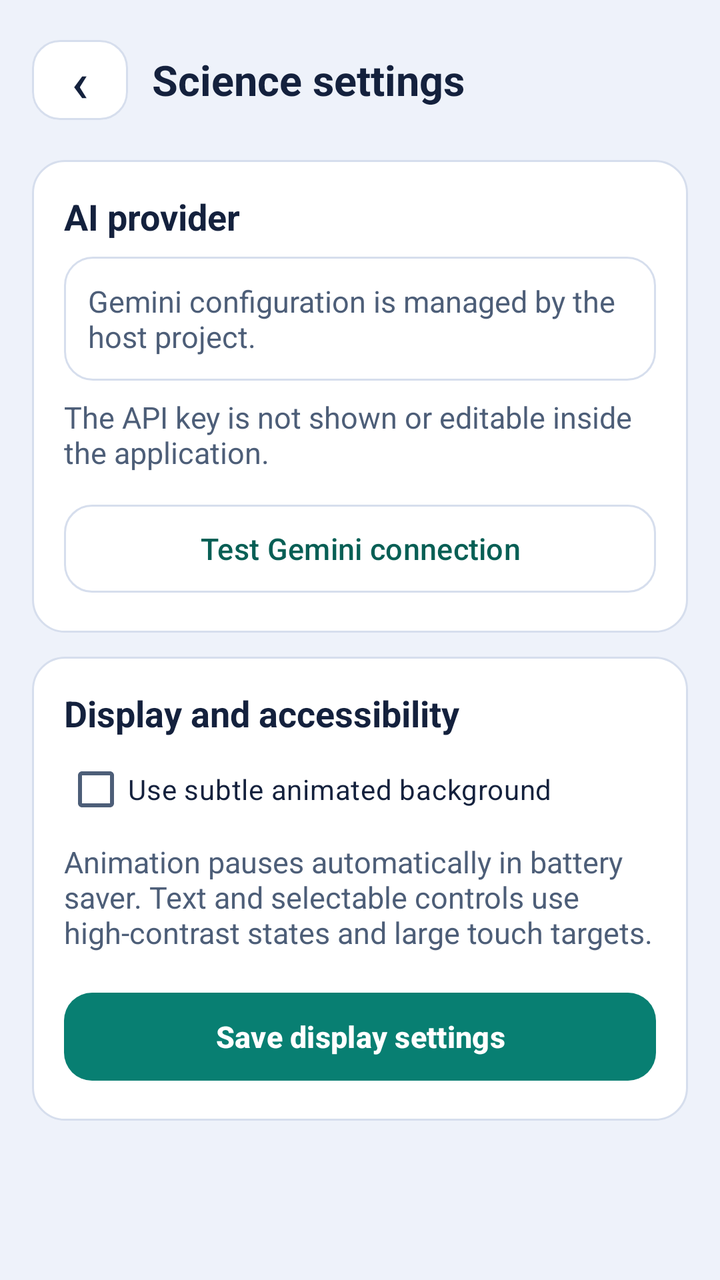
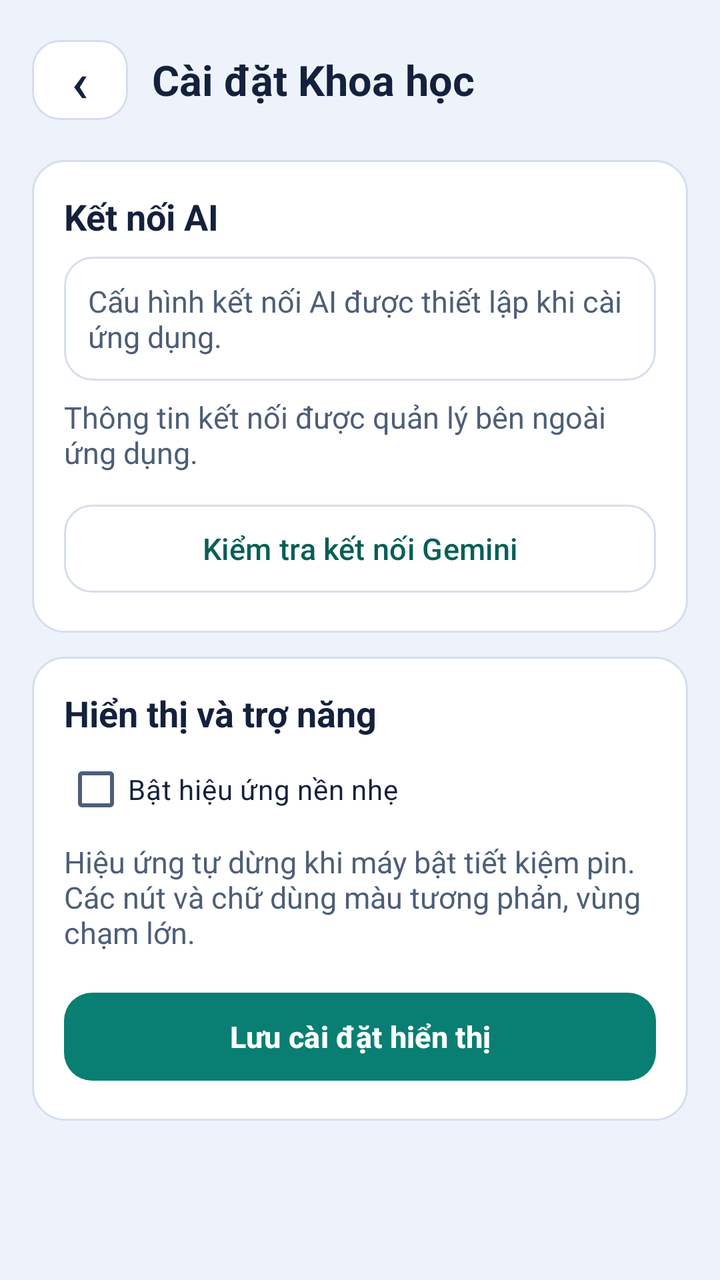

Two renders of the same Android screen: before a commit and after it. Below are the layout's source before the change and the commit's diff.
<!-- AndroidManifest.xml: application theme Theme.ScienceFeature -->
<!-- res/layout/activity_science_settings.xml -->
<ScrollView xmlns:android="http://schemas.android.com/apk/res/android" android:layout_width="match_parent" android:layout_height="match_parent" android:background="@color/science_background" android:fillViewport="true">

    <LinearLayout android:layout_width="match_parent" android:layout_height="wrap_content" android:orientation="vertical" android:padding="16dp">

        <LinearLayout android:layout_width="match_parent" android:layout_height="wrap_content" android:gravity="center_vertical" android:orientation="horizontal">

            <Button android:id="@+id/btnScienceSettingsBack" style="@style/ScienceSquareIconButton" android:contentDescription="Back" android:text="‹" android:textSize="28sp" />

            <TextView style="@style/ScienceHeaderTitle" android:layout_width="0dp" android:layout_height="wrap_content" android:layout_marginStart="12dp" android:layout_weight="1" android:text="Science settings" />
        </LinearLayout>

        <LinearLayout android:layout_width="match_parent" android:layout_height="wrap_content" android:layout_marginTop="16dp" android:background="@drawable/science_panel" android:orientation="vertical" android:padding="16dp">

            <TextView style="@style/ScienceHeaderTitle" android:layout_width="wrap_content" android:layout_height="wrap_content" android:text="AI provider" android:textSize="18sp" />

            <TextView android:id="@+id/tvScienceProviderStatus" style="@style/ScienceSecondaryText" android:layout_width="match_parent" android:layout_height="wrap_content" android:layout_marginTop="8dp" android:background="@drawable/science_option_background" android:minHeight="52dp" android:padding="12dp" android:text="Gemini configuration is managed by the host project." />

            <TextView style="@style/ScienceSecondaryText" android:layout_width="match_parent" android:layout_height="wrap_content" android:layout_marginTop="8dp" android:text="The API key is not shown or editable inside the application." />

            <Button android:id="@+id/btnTestGeminiConnection" style="@style/ScienceSecondaryButton" android:layout_width="match_parent" android:layout_height="wrap_content" android:layout_marginTop="12dp" android:text="Test Gemini connection" android:minHeight="52dp" />
        </LinearLayout>

        <LinearLayout android:layout_width="match_parent" android:layout_height="wrap_content" android:layout_marginTop="12dp" android:background="@drawable/science_panel" android:orientation="vertical" android:padding="16dp">

            <TextView style="@style/ScienceHeaderTitle" android:layout_width="wrap_content" android:layout_height="wrap_content" android:text="Display and accessibility" android:textSize="18sp" />

            <CheckBox android:id="@+id/cbScienceAnimation" android:layout_width="match_parent" android:layout_height="wrap_content" android:buttonTint="@color/science_control_tint" android:minHeight="52dp" android:text="Use subtle animated background" android:textColor="@color/science_text_primary" />

            <TextView style="@style/ScienceSecondaryText" android:layout_width="match_parent" android:layout_height="wrap_content" android:text="Animation pauses automatically in battery saver. Text and selectable controls use high-contrast states and large touch targets." />

            <Button android:id="@+id/btnSaveScienceDisplaySettings" style="@style/SciencePrimaryButton" android:layout_width="match_parent" android:layout_height="wrap_content" android:layout_marginTop="16dp" android:text="Save display settings" android:minHeight="52dp" />
        </LinearLayout>
    </LinearLayout>
</ScrollView>
<!-- resources referenced by this layout -->
<resources>
  <color name="science_background">#EEF2FA</color>
  <color name="science_text_primary">#14213D</color>
  <style name="ScienceHeaderTitle"><item name="android:textColor">@color/science_text_primary</item><item name="android:textSize">21sp</item><item name="android:textStyle">bold</item></style>
  <style name="ScienceSecondaryText"><item name="android:textColor">@color/science_text_secondary</item><item name="android:textSize">15sp</item></style>
  <style name="Theme.ScienceFeature" parent="Theme.Material3.DayNight.NoActionBar">
          <item name="colorPrimary">@color/science_primary</item>
          <item name="colorOnPrimary">@color/science_on_primary</item>
          <item name="colorPrimaryContainer">@color/science_primary_container</item>
          <item name="colorSurface">@color/science_surface</item>
          <item name="colorOnSurface">@color/science_text_primary</item>
          <item name="android:windowLightStatusBar">true</item>
          <item name="android:navigationBarColor">@color/science_surface</item>
          <item name="android:statusBarColor">@color/science_background</item>
          <item name="android:fontFamily">sans-serif</item>
      <item name="android:windowBackground">@color/science_background</item><item name="android:textColorPrimary">@color/science_text_primary</item><item name="android:textColorSecondary">@color/science_text_secondary</item><item name="materialButtonStyle">@style/MentorScienceButton</item><item name="textInputStyle">@style/MentorScienceInput</item><item name="android:windowAnimationStyle">@style/MentorWindowAnimation</item></style>
  <color name="science_primary_container">#CCEEE6</color>
  <color name="science_primary">#087F72</color>
  <color name="science_surface">#FFFFFF</color>
  <color name="science_border">#D6DEED</color>
  <color name="science_on_primary">#FFFFFF</color>
  <color name="science_primary_dark">#075F55</color>
  <color name="science_text_secondary">#4D5E78</color>
  <dimen name="science_icon_button_size">48dp</dimen>
  <style name="MentorScienceInput" parent="Widget.MaterialComponents.TextInputLayout.OutlinedBox">
          <item name="boxCornerRadiusTopStart">16dp</item><item name="boxCornerRadiusTopEnd">16dp</item>
          <item name="boxCornerRadiusBottomStart">16dp</item><item name="boxCornerRadiusBottomEnd">16dp</item>
      </style>
  <style name="MentorWindowAnimation"><item name="android:activityOpenEnterAnimation">@anim/mentor_enter</item><item name="android:activityOpenExitAnimation">@anim/mentor_exit</item><item name="android:activityCloseEnterAnimation">@anim/mentor_enter</item><item name="android:activityCloseExitAnimation">@anim/mentor_exit</item></style>
  <color name="mentor_science_button">#087F72</color>
  <!-- unchanged entries left out for length: 6 -->
</resources>

<!-- the commit's change to res/layout/activity_science_settings.xml (unified diff, before → after) -->
@@ -4,31 +4,31 @@
 
         <LinearLayout android:layout_width="match_parent" android:layout_height="wrap_content" android:gravity="center_vertical" android:orientation="horizontal">
 
-            <Button android:id="@+id/btnScienceSettingsBack" style="@style/ScienceSquareIconButton" android:contentDescription="Back" android:text="‹" android:textSize="28sp" />
+            <Button android:id="@+id/btnScienceSettingsBack" style="@style/ScienceSquareIconButton" android:contentDescription="@string/science_back" android:text="‹" android:textSize="28sp" />
 
-            <TextView style="@style/ScienceHeaderTitle" android:layout_width="0dp" android:layout_height="wrap_content" android:layout_marginStart="12dp" android:layout_weight="1" android:text="Science settings" />
+            <TextView style="@style/ScienceHeaderTitle" android:layout_width="0dp" android:layout_height="wrap_content" android:layout_marginStart="12dp" android:layout_weight="1" android:text="@string/science_tool_science_settings" />
         </LinearLayout>
 
         <LinearLayout android:layout_width="match_parent" android:layout_height="wrap_content" android:layout_marginTop="16dp" android:background="@drawable/science_panel" android:orientation="vertical" android:padding="16dp">
 
-            <TextView style="@style/ScienceHeaderTitle" android:layout_width="wrap_content" android:layout_height="wrap_content" android:text="AI provider" android:textSize="18sp" />
+            <TextView style="@style/ScienceHeaderTitle" android:layout_width="wrap_content" android:layout_height="wrap_content" android:text="@string/science_tool_ai_provider" android:textSize="18sp" />
 
-            <TextView android:id="@+id/tvScienceProviderStatus" style="@style/ScienceSecondaryText" android:layout_width="match_parent" android:layout_height="wrap_content" android:layout_marginTop="8dp" android:background="@drawable/science_option_background" android:minHeight="52dp" android:padding="12dp" android:text="Gemini configuration is managed by the host project." />
+            <TextView android:id="@+id/tvScienceProviderStatus" style="@style/ScienceSecondaryText" android:layout_width="match_parent" android:layout_height="wrap_content" android:layout_marginTop="8dp" android:background="@drawable/science_option_background" android:minHeight="52dp" android:padding="12dp" android:text="@string/science_tool_gemini_configuration_is_managed_by_the_host" />
 
-            <TextView style="@style/ScienceSecondaryText" android:layout_width="match_parent" android:layout_height="wrap_content" android:layout_marginTop="8dp" android:text="The API key is not shown or editable inside the application." />
+            <TextView style="@style/ScienceSecondaryText" android:layout_width="match_parent" android:layout_height="wrap_content" android:layout_marginTop="8dp" android:text="@string/science_tool_the_api_key_is_not_shown_or" />
 
-            <Button android:id="@+id/btnTestGeminiConnection" style="@style/ScienceSecondaryButton" android:layout_width="match_parent" android:layout_height="wrap_content" android:layout_marginTop="12dp" android:text="Test Gemini connection" android:minHeight="52dp" />
+            <Button android:id="@+id/btnTestGeminiConnection" style="@style/ScienceSecondaryButton" android:layout_width="match_parent" android:layout_height="wrap_content" android:layout_marginTop="12dp" android:text="@string/science_tool_test_gemini_connection" android:minHeight="52dp" />
         </LinearLayout>
 
         <LinearLayout android:layout_width="match_parent" android:layout_height="wrap_content" android:layout_marginTop="12dp" android:background="@drawable/science_panel" android:orientation="vertical" android:padding="16dp">
 
-            <TextView style="@style/ScienceHeaderTitle" android:layout_width="wrap_content" android:layout_height="wrap_content" android:text="Display and accessibility" android:textSize="18sp" />
+            <TextView style="@style/ScienceHeaderTitle" android:layout_width="wrap_content" android:layout_height="wrap_content" android:text="@string/science_tool_display_and_accessibility" android:textSize="18sp" />
 
-            <CheckBox android:id="@+id/cbScienceAnimation" android:layout_width="match_parent" android:layout_height="wrap_content" android:buttonTint="@color/science_control_tint" android:minHeight="52dp" android:text="Use subtle animated background" android:textColor="@color/science_text_primary" />
+            <CheckBox android:id="@+id/cbScienceAnimation" android:layout_width="match_parent" android:layout_height="wrap_content" android:buttonTint="@color/science_control_tint" android:minHeight="52dp" android:text="@string/science_tool_use_subtle_animated_background" android:textColor="@color/science_text_primary" />
 
-            <TextView style="@style/ScienceSecondaryText" android:layout_width="match_parent" android:layout_height="wrap_content" android:text="Animation pauses automatically in battery saver. Text and selectable controls use high-contrast states and large touch targets." />
+            <TextView style="@style/ScienceSecondaryText" android:layout_width="match_parent" android:layout_height="wrap_content" android:text="@string/science_tool_animation_pauses_automatically_in_battery_saver_text" />
 
-            <Button android:id="@+id/btnSaveScienceDisplaySettings" style="@style/SciencePrimaryButton" android:layout_width="match_parent" android:layout_height="wrap_content" android:layout_marginTop="16dp" android:text="Save display settings" android:minHeight="52dp" />
+            <Button android:id="@+id/btnSaveScienceDisplaySettings" style="@style/SciencePrimaryButton" android:layout_width="match_parent" android:layout_height="wrap_content" android:layout_marginTop="16dp" android:text="@string/science_tool_save_display_settings" android:minHeight="52dp" />
         </LinearLayout>
     </LinearLayout>
 </ScrollView>
<!-- resource entries referenced after the edit -->
@@ -2,19 +2,29 @@
 <resources>
   <color name="science_background">#EEF2FA</color>
   <color name="science_text_primary">#14213D</color>
+  <string name="science_back">Quay lại</string>
+  <string name="science_tool_ai_provider">Kết nối AI</string>
+  <string name="science_tool_animation_pauses_automatically_in_battery_saver_text">Hiệu ứng tự dừng khi máy bật tiết kiệm pin. Các nút và chữ dùng màu tương phản, vùng chạm lớn.</string>
+  <string name="science_tool_display_and_accessibility">Hiển thị và trợ năng</string>
+  <string name="science_tool_gemini_configuration_is_managed_by_the_host">Cấu hình kết nối AI được thiết lập khi cài ứng dụng.</string>
+  <string name="science_tool_save_display_settings">Lưu cài đặt hiển thị</string>
+  <string name="science_tool_science_settings">Cài đặt Khoa học</string>
+  <string name="science_tool_test_gemini_connection">Kiểm tra kết nối Gemini</string>
+  <string name="science_tool_the_api_key_is_not_shown_or">Thông tin kết nối được quản lý bên ngoài ứng dụng.</string>
+  <string name="science_tool_use_subtle_animated_background">Bật hiệu ứng nền nhẹ</string>
   <style name="ScienceHeaderTitle"><item name="android:textColor">@color/science_text_primary</item><item name="android:textSize">21sp</item><item name="android:textStyle">bold</item></style>
   <style name="ScienceSecondaryText"><item name="android:textColor">@color/science_text_secondary</item><item name="android:textSize">15sp</item></style>
   <style name="Theme.ScienceFeature" parent="Theme.Material3.DayNight.NoActionBar">
           <item name="colorPrimary">@color/science_primary</item>
           <item name="colorOnPrimary">@color/science_on_primary</item>
-          <item name="colorPrimaryContainer">@color/science_primary_container</item>
+          <item name="colorPrimaryContainer">@color/mentor_science_container</item>
           <item name="colorSurface">@color/science_surface</item>
           <item name="colorOnSurface">@color/science_text_primary</item>
           <item name="android:windowLightStatusBar">true</item>
           <item name="android:navigationBarColor">@color/science_surface</item>
           <item name="android:statusBarColor">@color/science_background</item>
           <item name="android:fontFamily">sans-serif</item>
-      <item name="android:windowBackground">@color/science_background</item><item name="android:textColorPrimary">@color/science_text_primary</item><item name="android:textColorSecondary">@color/science_text_secondary</item><item name="materialButtonStyle">@style/MentorScienceButton</item><item name="textInputStyle">@style/MentorScienceInput</item><item name="android:windowAnimationStyle">@style/MentorWindowAnimation</item></style>
+      <item name="android:windowBackground">@color/science_background</item><item name="android:textColorPrimary">@color/science_text_primary</item><item name="android:textColorSecondary">@color/science_text_secondary</item><item name="materialButtonStyle">@style/MentorScienceButton</item><item name="textInputStyle">@style/MentorScienceInput</item><item name="android:windowAnimationStyle">@style/MentorWindowAnimation</item><item name="colorOnPrimaryContainer">@color/science_text_primary</item></style>
   <color name="science_primary_container">#CCEEE6</color>
   <color name="science_primary">#087F72</color>
   <color name="science_surface">#FFFFFF</color>
@@ -23,6 +33,7 @@
   <color name="science_primary_dark">#075F55</color>
   <color name="science_text_secondary">#4D5E78</color>
   <dimen name="science_icon_button_size">48dp</dimen>
+  <color name="mentor_science_container">#CCEEE6</color>
   <style name="MentorScienceInput" parent="Widget.MaterialComponents.TextInputLayout.OutlinedBox">
           <item name="boxCornerRadiusTopStart">16dp</item><item name="boxCornerRadiusTopEnd">16dp</item>
           <item name="boxCornerRadiusBottomStart">16dp</item><item name="boxCornerRadiusBottomEnd">16dp</item>
